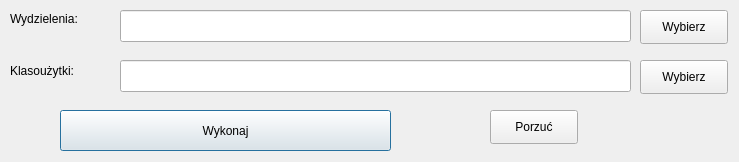
Old version of the form skrypty/ui/ui_wlasn_wydz.ui in the repository Marcus-LAS-R/LASR.
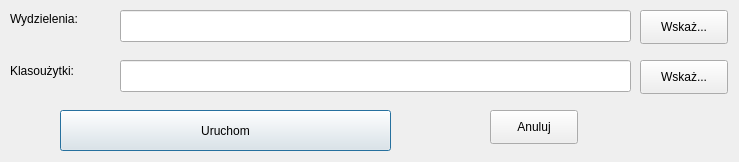
New version of the form.

```diff
--- a/skrypty/ui/ui_wlasn_wydz.ui
+++ b/skrypty/ui/ui_wlasn_wydz.ui
@@ -76,7 +76,7 @@
     </font>
    </property>
    <property name="text">
-    <string>Wykonaj</string>
+    <string>Uruchom</string>
    </property>
   </widget>
   <widget class="QLineEdit" name="lineEdit_wydz">
@@ -114,7 +114,7 @@
     </font>
    </property>
    <property name="text">
-    <string>Wybierz</string>
+    <string>Wskaż...</string>
    </property>
   </widget>
   <widget class="QPushButton" name="pushButton_klu">
@@ -132,7 +132,7 @@
     </font>
    </property>
    <property name="text">
-    <string>Wybierz</string>
+    <string>Wskaż...</string>
    </property>
   </widget>
   <widget class="QPushButton" name="pushButton_porzuc">
@@ -150,7 +150,7 @@
     </font>
    </property>
    <property name="text">
-    <string>Porzuć</string>
+    <string>Anuluj</string>
    </property>
   </widget>
  </widget>
```
